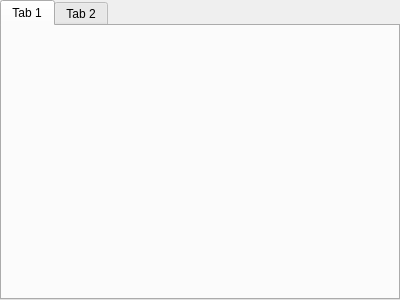
Old version of the form cabletabwidget.ui in the repository frazzyfin/SLD.
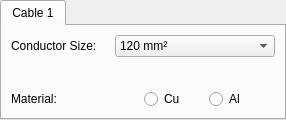
New version of the form.

Commit message: First draft of UI - Added a lot of ui elements

```diff
--- a/cabletabwidget.ui
+++ b/cabletabwidget.ui
@@ -6,8 +6,8 @@
    <rect>
     <x>0</x>
     <y>0</y>
-    <width>400</width>
-    <height>300</height>
+    <width>286</width>
+    <height>120</height>
    </rect>
   </property>
   <property name="windowTitle">
@@ -15,13 +15,157 @@
   </property>
   <widget class="QWidget" name="tab">
    <attribute name="title">
-    <string>Tab 1</string>
+    <string>Cable 1</string>
    </attribute>
-  </widget>
-  <widget class="QWidget" name="tab">
-   <attribute name="title">
-    <string>Tab 2</string>
-   </attribute>
+   <layout class="QVBoxLayout" name="verticalLayout">
+    <item>
+     <layout class="QFormLayout" name="formLayout">
+      <property name="horizontalSpacing">
+       <number>18</number>
+      </property>
+      <property name="verticalSpacing">
+       <number>6</number>
+      </property>
+      <item row="0" column="0">
+       <widget class="QLabel" name="lblConductorSize">
+        <property name="text">
+         <string>Conductor Size:</string>
+        </property>
+       </widget>
+      </item>
+      <item row="0" column="1">
+       <widget class="QComboBox" name="cmbConductorSize">
+        <property name="maximumSize">
+         <size>
+          <width>16777215</width>
+          <height>16777215</height>
+         </size>
+        </property>
+        <property name="layoutDirection">
+         <enum>Qt::LeftToRight</enum>
+        </property>
+        <property name="maxVisibleItems">
+         <number>21</number>
+        </property>
+        <item>
+         <property name="text">
+          <string>120 mm²</string>
+         </property>
+        </item>
+        <item>
+         <property name="text">
+          <string>150 mm²</string>
+         </property>
+        </item>
+        <item>
+         <property name="text">
+          <string>185 mm²</string>
+         </property>
+        </item>
+        <item>
+         <property name="text">
+          <string>240 mm²</string>
+         </property>
+        </item>
+        <item>
+         <property name="text">
+          <string>300 mm²</string>
+         </property>
+        </item>
+        <item>
+         <property name="text">
+          <string>400 mm²</string>
+         </property>
+        </item>
+        <item>
+         <property name="text">
+          <string>500 mm²</string>
+         </property>
+        </item>
+        <item>
+         <property name="text">
+          <string>630 mm²</string>
+         </property>
+        </item>
+        <item>
+         <property name="text">
+          <string>800 mm²</string>
+         </property>
+        </item>
+        <item>
+         <property name="text">
+          <string>1000 mm²</string>
+         </property>
+        </item>
+        <item>
+         <property name="text">
+          <string>1200 mm²</string>
+         </property>
+        </item>
+        <item>
+         <property name="text">
+          <string>1600 mm²</string>
+         </property>
+        </item>
+        <item>
+         <property name="text">
+          <string>2000 mm²</string>
+         </property>
+        </item>
+        <item>
+         <property name="text">
+          <string>2500 mm²</string>
+         </property>
+        </item>
+       </widget>
+      </item>
+     </layout>
+    </item>
+    <item>
+     <layout class="QHBoxLayout" name="layoutConductorMaterial">
+      <property name="spacing">
+       <number>0</number>
+      </property>
+      <item>
+       <widget class="QLabel" name="lblConductorMaterial">
+        <property name="text">
+         <string>Material:</string>
+        </property>
+       </widget>
+      </item>
+      <item>
+       <spacer name="horizontalSpacer">
+        <property name="orientation">
+         <enum>Qt::Horizontal</enum>
+        </property>
+        <property name="sizeType">
+         <enum>QSizePolicy::Maximum</enum>
+        </property>
+        <property name="sizeHint" stdset="0">
+         <size>
+          <width>67</width>
+          <height>20</height>
+         </size>
+        </property>
+       </spacer>
+      </item>
+      <item>
+       <widget class="QRadioButton" name="radCopper">
+        <property name="text">
+         <string>Cu</string>
+        </property>
+       </widget>
+      </item>
+      <item>
+       <widget class="QRadioButton" name="radAluminium">
+        <property name="text">
+         <string>Al</string>
+        </property>
+       </widget>
+      </item>
+     </layout>
+    </item>
+   </layout>
   </widget>
  </widget>
 </ui>
```
Left out of the diff: 7 changed lines with no effect on the pictures. The commit also changes 6 other files.
